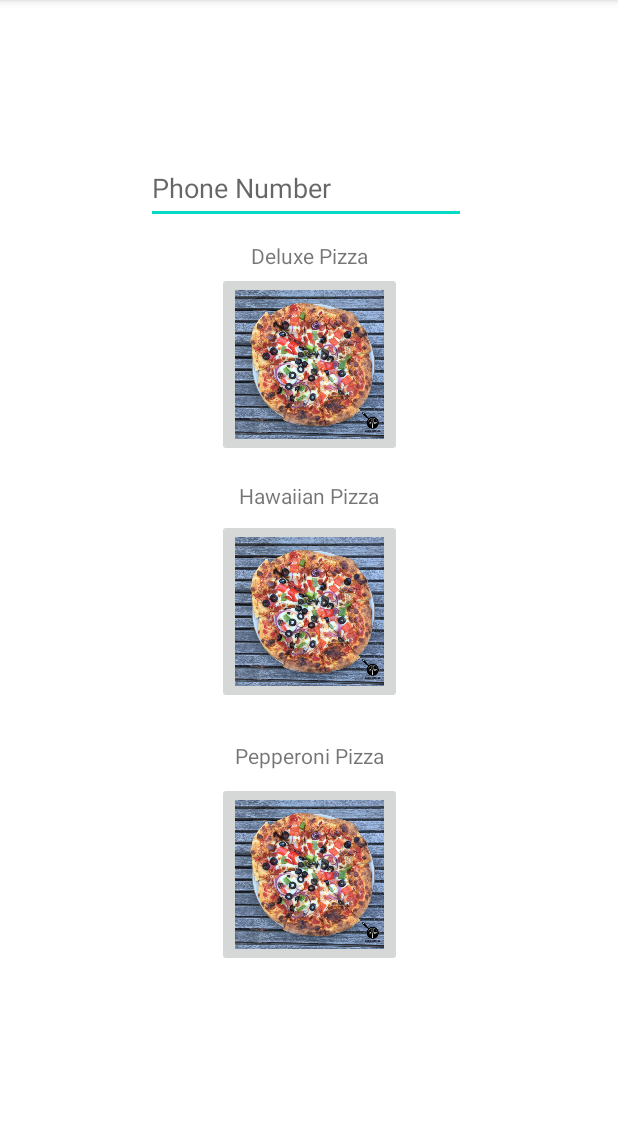
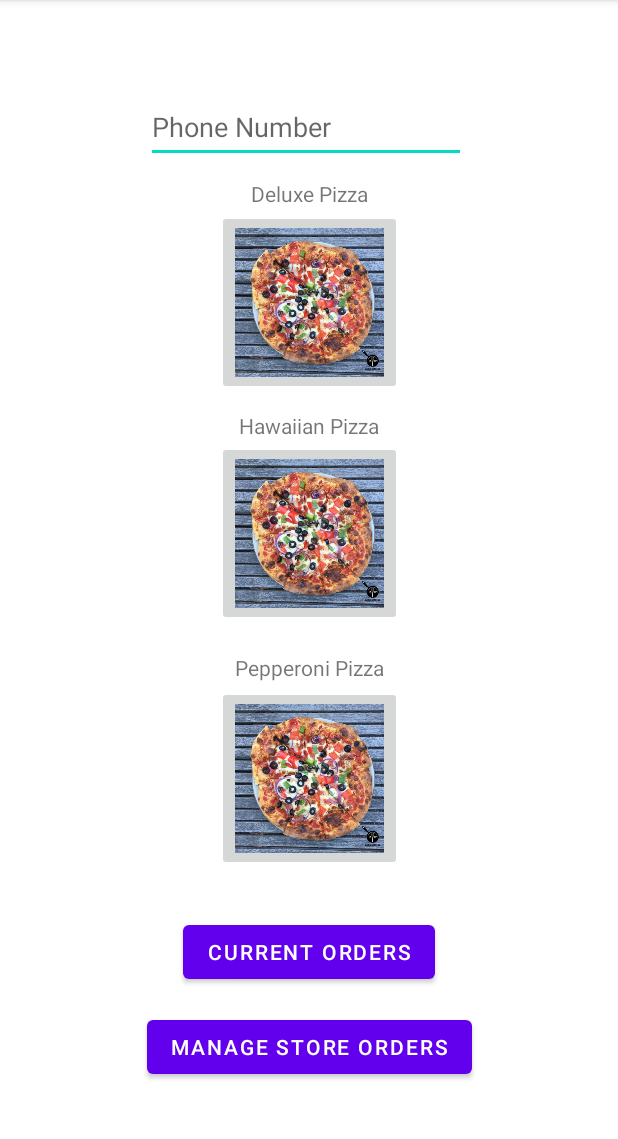
Before and after one commit to shussain11563/RuPizzeriaAndroidApp, an Android app: the screen it shows after launch (MainActivity), on a phone screen of 412 x 824 dp, the part 84-1223 px from its top. Run offline under Robolectric (Android 15) with nearby library versions, the phone set to English and light mode, and no system bars.

Commit message:
Update activity_main.xml

```diff
--- a/app/src/main/res/layout/activity_main.xml
+++ b/app/src/main/res/layout/activity_main.xml
@@ -11,7 +11,7 @@
         android:layout_width="wrap_content"
         android:layout_height="wrap_content"
         android:layout_marginStart="101dp"
-        android:layout_marginTop="100dp"
+        android:layout_marginTop="50dp"
         android:layout_marginEnd="101dp"
         android:layout_marginBottom="11dp"
         android:ems="10"
@@ -30,9 +30,9 @@
         android:layout_width="123dp"
         android:layout_height="123dp"
         android:layout_marginStart="144dp"
-        android:layout_marginTop="20dp"
+        android:layout_marginTop="10dp"
         android:layout_marginEnd="144dp"
-        android:layout_marginBottom="20dp"
+        android:layout_marginBottom="10dp"
         android:contentDescription="Deluxe Pizza"
         android:scaleType="centerInside"
         app:layout_constraintBottom_toTopOf="@+id/imageButton3"
@@ -46,7 +46,7 @@
         android:layout_width="123dp"
         android:layout_height="123dp"
         android:layout_marginStart="144dp"
-        android:layout_marginTop="20dp"
+        android:layout_marginTop="10dp"
         android:layout_marginEnd="144dp"
         android:layout_marginBottom="20dp"
         android:contentDescription="Hawaiian Pizza"
@@ -62,9 +62,9 @@
         android:layout_width="123dp"
         android:layout_height="123dp"
         android:layout_marginStart="144dp"
-        android:layout_marginTop="31dp"
+        android:layout_marginTop="10dp"
         android:layout_marginEnd="144dp"
-        android:layout_marginBottom="122dp"
+        android:layout_marginBottom="150dp"
         android:contentDescription="Pepperoni Pizza"
         android:scaleType="centerInside"
         app:layout_constraintBottom_toBottomOf="parent"
@@ -112,4 +112,31 @@
         app:layout_constraintStart_toStartOf="parent"
         app:layout_constraintTop_toBottomOf="@+id/imageButton3" />
 
+    <Button
+        android:id="@+id/currentOrderButton"
+        android:layout_width="wrap_content"
+        android:layout_height="wrap_content"
+        android:layout_marginStart="122dp"
+        android:layout_marginTop="30dp"
+        android:layout_marginEnd="122dp"
+        android:text="Current Orders"
+        app:layout_constraintBottom_toTopOf="@+id/manageStoreOrdersButton"
+        app:layout_constraintEnd_toEndOf="parent"
+        app:layout_constraintStart_toStartOf="parent"
+        app:layout_constraintTop_toBottomOf="@+id/imageButton4" />
+
+    <Button
+        android:id="@+id/manageStoreOrdersButton"
+        android:layout_width="wrap_content"
+        android:layout_height="wrap_content"
+        android:layout_marginStart="97dp"
+        android:layout_marginTop="15dp"
+        android:layout_marginEnd="97dp"
+        android:layout_marginBottom="46dp"
+        android:text="Manage Store Orders"
+        app:layout_constraintBottom_toBottomOf="parent"
+        app:layout_constraintEnd_toEndOf="parent"
+        app:layout_constraintStart_toStartOf="parent"
+        app:layout_constraintTop_toBottomOf="@+id/currentOrderButton" />
+
 </androidx.constraintlayout.widget.ConstraintLayout>
```
